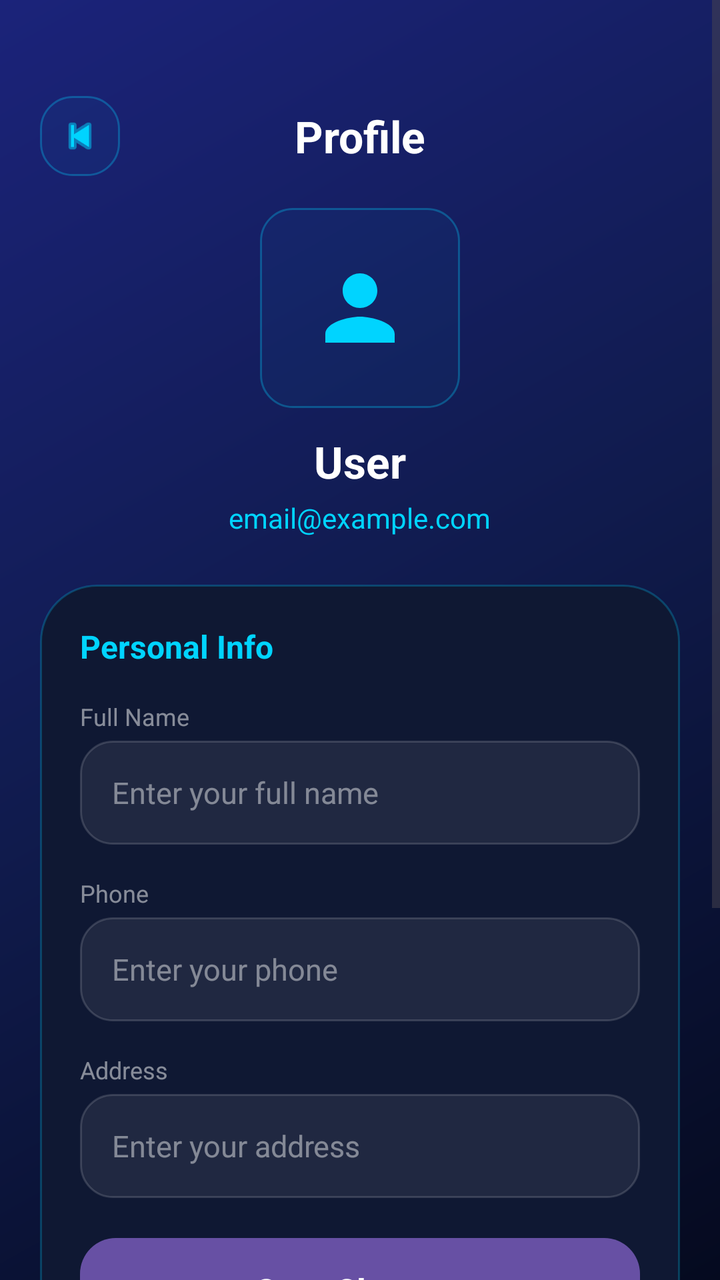
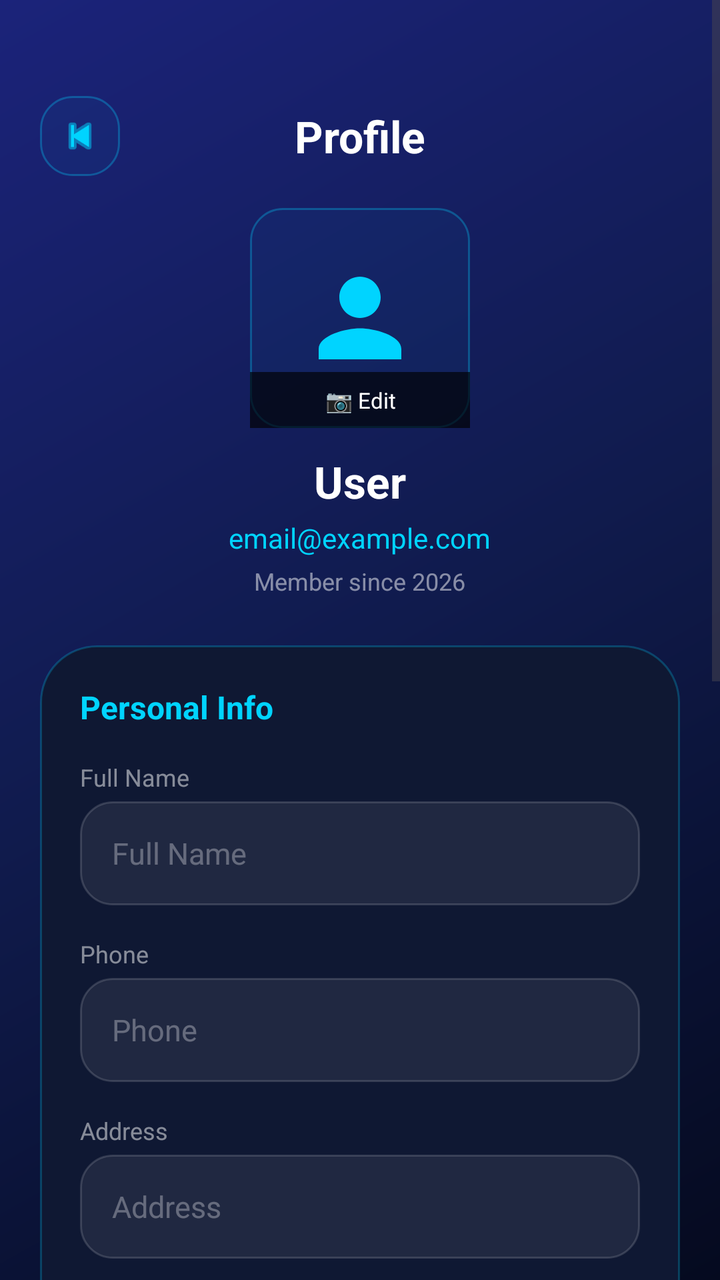

The first picture is an Android layout as it rendered before a commit; the second is the same layout after the commit. The layout source and the unified diff follow.
<!-- AndroidManifest.xml: application theme Theme.CompShop -->
<!-- res/layout/activity_profile.xml -->
<?xml version="1.0" encoding="utf-8"?>
<ScrollView xmlns:android="http://schemas.android.com/apk/res/android"
    xmlns:app="http://schemas.android.com/apk/res-auto"
    android:layout_width="match_parent"
    android:layout_height="match_parent"
    android:background="@drawable/gradient_bg">

    <LinearLayout
        android:layout_width="match_parent"
        android:layout_height="wrap_content"
        android:orientation="vertical"
        android:paddingBottom="32dp">

        
        <LinearLayout
            android:layout_width="match_parent"
            android:layout_height="wrap_content"
            android:orientation="horizontal"
            android:gravity="center_vertical"
            android:paddingStart="20dp"
            android:paddingEnd="20dp"
            android:paddingTop="48dp"
            android:paddingBottom="16dp">

            <ImageView
                android:id="@+id/btnBack"
                android:layout_width="40dp"
                android:layout_height="40dp"
                android:src="@android:drawable/ic_media_previous"
                app:tint="#00D4FF"
                android:background="@drawable/btn_social_neon"
                android:padding="8dp"
                android:clickable="true"
                android:focusable="true"/>

            <TextView
                android:layout_width="0dp"
                android:layout_height="wrap_content"
                android:layout_weight="1"
                android:text="Profile"
                android:textSize="22sp"
                android:textStyle="bold"
                android:textColor="#FFFFFF"
                android:gravity="center"/>

            <View
                android:layout_width="40dp"
                android:layout_height="40dp"/>

        </LinearLayout>

        
        <LinearLayout
            android:layout_width="match_parent"
            android:layout_height="wrap_content"
            android:orientation="vertical"
            android:gravity="center"
            android:layout_marginBottom="24dp">

            <FrameLayout
                android:layout_width="100dp"
                android:layout_height="100dp"
                android:layout_marginBottom="12dp">

                <ImageView
                    android:layout_width="100dp"
                    android:layout_height="100dp"
                    android:src="@drawable/ic_profile"
                    android:background="@drawable/btn_social_neon"
                    android:padding="24dp"
                    app:tint="#00D4FF"/>

            </FrameLayout>

            <TextView
                android:id="@+id/tvDisplayName"
                android:layout_width="wrap_content"
                android:layout_height="wrap_content"
                android:text="User"
                android:textSize="22sp"
                android:textStyle="bold"
                android:textColor="#FFFFFF"
                android:layout_marginBottom="4dp"/>

            <TextView
                android:id="@+id/tvEmail"
                android:layout_width="wrap_content"
                android:layout_height="wrap_content"
                android:text="email@example.com"
                android:textSize="14sp"
                android:textColor="#00D4FF"/>

        </LinearLayout>

        
        <LinearLayout
            android:layout_width="match_parent"
            android:layout_height="wrap_content"
            android:orientation="vertical"
            android:background="@drawable/card_glass_neon"
            android:layout_marginStart="20dp"
            android:layout_marginEnd="20dp"
            android:layout_marginBottom="16dp"
            android:padding="20dp">

            <TextView
                android:layout_width="wrap_content"
                android:layout_height="wrap_content"
                android:text="Personal Info"
                android:textSize="16sp"
                android:textStyle="bold"
                android:textColor="#00D4FF"
                android:layout_marginBottom="16dp"/>

            
            <TextView
                android:layout_width="wrap_content"
                android:layout_height="wrap_content"
                android:text="Full Name"
                android:textColor="#80FFFFFF"
                android:textSize="12sp"
                android:layout_marginBottom="4dp"/>

            <LinearLayout
                android:layout_width="match_parent"
                android:layout_height="52dp"
                android:orientation="horizontal"
                android:gravity="center_vertical"
                android:background="@drawable/input_neon"
                android:paddingStart="16dp"
                android:paddingEnd="16dp"
                android:layout_marginBottom="16dp">

                <EditText
                    android:id="@+id/etFullName"
                    android:layout_width="match_parent"
                    android:layout_height="match_parent"
                    android:hint="Enter your full name"
                    android:inputType="textPersonName"
                    android:textColor="#FFFFFF"
                    android:textColorHint="#73FFFFFF"
                    android:background="@android:color/transparent"
                    android:textSize="15sp"/>

            </LinearLayout>

            
            <TextView
                android:layout_width="wrap_content"
                android:layout_height="wrap_content"
                android:text="Phone"
                android:textColor="#80FFFFFF"
                android:textSize="12sp"
                android:layout_marginBottom="4dp"/>

            <LinearLayout
                android:layout_width="match_parent"
                android:layout_height="52dp"
                android:orientation="horizontal"
                android:gravity="center_vertical"
                android:background="@drawable/input_neon"
                android:paddingStart="16dp"
                android:paddingEnd="16dp"
                android:layout_marginBottom="16dp">

                <EditText
                    android:id="@+id/etPhone"
                    android:layout_width="match_parent"
                    android:layout_height="match_parent"
                    android:hint="Enter your phone"
                    android:inputType="phone"
                    android:textColor="#FFFFFF"
                    android:textColorHint="#73FFFFFF"
                    android:background="@android:color/transparent"
                    android:textSize="15sp"/>

            </LinearLayout>

            
            <TextView
                android:layout_width="wrap_content"
                android:layout_height="wrap_content"
                android:text="Address"
                android:textColor="#80FFFFFF"
                android:textSize="12sp"
                android:layout_marginBottom="4dp"/>

            <LinearLayout
                android:layout_width="match_parent"
                android:layout_height="52dp"
                android:orientation="horizontal"
                android:gravity="center_vertical"
                android:background="@drawable/input_neon"
                android:paddingStart="16dp"
                android:paddingEnd="16dp"
                android:layout_marginBottom="20dp">

                <EditText
                    android:id="@+id/etAddress"
                    android:layout_width="match_parent"
                    android:layout_height="match_parent"
                    android:hint="Enter your address"
                    android:inputType="textPostalAddress"
                    android:textColor="#FFFFFF"
                    android:textColorHint="#73FFFFFF"
                    android:background="@android:color/transparent"
                    android:textSize="15sp"/>

            </LinearLayout>

            
            <Button
                android:id="@+id/btnSave"
                android:layout_width="match_parent"
                android:layout_height="52dp"
                android:text="Save Changes"
                android:textSize="16sp"
                android:textStyle="bold"
                android:textColor="#FFFFFF"
                android:background="@drawable/btn_neon_gradient"
                android:stateListAnimator="@null"/>

        </LinearLayout>

        
        <LinearLayout
            android:layout_width="match_parent"
            android:layout_height="wrap_content"
            android:orientation="horizontal"
            android:background="@drawable/card_glass_neon"
            android:layout_marginStart="20dp"
            android:layout_marginEnd="20dp"
            android:layout_marginBottom="16dp"
            android:padding="20dp">

            <LinearLayout
                android:layout_width="0dp"
                android:layout_height="wrap_content"
                android:layout_weight="1"
                android:orientation="vertical"
                android:gravity="center">

                <TextView
                    android:id="@+id/tvOrderCount"
                    android:layout_width="wrap_content"
                    android:layout_height="wrap_content"
                    android:text="0"
                    android:textSize="28sp"
                    android:textStyle="bold"
                    android:textColor="#00E5FF"/>

                <TextView
                    android:layout_width="wrap_content"
                    android:layout_height="wrap_content"
                    android:text="Orders"
                    android:textSize="13sp"
                    android:textColor="#99FFFFFF"/>

            </LinearLayout>

            <View
                android:layout_width="1dp"
                android:layout_height="match_parent"
                android:background="#1A00D4FF"/>

            <LinearLayout
                android:layout_width="0dp"
                android:layout_height="wrap_content"
                android:layout_weight="1"
                android:orientation="vertical"
                android:gravity="center">

                <TextView
                    android:id="@+id/tvTotalSpent"
                    android:layout_width="wrap_content"
                    android:layout_height="wrap_content"
                    android:text="$0"
                    android:textSize="28sp"
                    android:textStyle="bold"
                    android:textColor="#00E5FF"/>

                <TextView
                    android:layout_width="wrap_content"
                    android:layout_height="wrap_content"
                    android:text="Total Spent"
                    android:textSize="13sp"
                    android:textColor="#99FFFFFF"/>

            </LinearLayout>

        </LinearLayout>

        
        <Button
            android:id="@+id/btnLogout"
            android:layout_width="match_parent"
            android:layout_height="52dp"
            android:text="Logout"
            android:textSize="16sp"
            android:textStyle="bold"
            android:textColor="#FF4081"
            android:background="@drawable/btn_social_neon"
            android:layout_marginStart="20dp"
            android:layout_marginEnd="20dp"
            android:stateListAnimator="@null"/>

    </LinearLayout>
</ScrollView>
<!-- resources referenced by this layout -->
<resources>
  <!-- drawable btn_neon_gradient (drawable) -->
  <?xml version="1.0" encoding="utf-8"?>
  <shape xmlns:android="http://schemas.android.com/apk/res/android"
      android:shape="rectangle">
      <gradient
          android:type="linear"
          android:angle="0"
          android:startColor="#00D4FF"
          android:centerColor="#7B2CFF"
          android:endColor="#FF3DF2"/>
      <corners android:radius="18dp"/>
  </shape>
  <!-- drawable btn_social_neon (drawable) -->
  <?xml version="1.0" encoding="utf-8"?>
  <shape xmlns:android="http://schemas.android.com/apk/res/android"
      android:shape="rectangle">
      <solid android:color="#0800D4FF"/>
      <stroke
          android:width="1dp"
          android:color="#4D00D4FF"/>
      <corners android:radius="16dp"/>
  </shape>
  <!-- drawable card_glass_neon (drawable) -->
  <?xml version="1.0" encoding="utf-8"?>
  <shape xmlns:android="http://schemas.android.com/apk/res/android"
      android:shape="rectangle">
      <solid android:color="#0F1833"/>
      <stroke
          android:width="1dp"
          android:color="#3D00D4FF"/>
      <corners android:radius="28dp"/>
  </shape>
  <!-- drawable gradient_bg (drawable) -->
  <?xml version="1.0" encoding="utf-8"?>
  <shape xmlns:android="http://schemas.android.com/apk/res/android">
      <gradient
          android:type="linear"
          android:angle="135"
          android:startColor="#050A1F"
          android:centerColor="#101B4D"
          android:endColor="#1B237A"/>
  </shape>
  <!-- drawable ic_profile (drawable) -->
  <?xml version="1.0" encoding="utf-8"?>
  <vector xmlns:android="http://schemas.android.com/apk/res/android"
      android:width="24dp"
      android:height="24dp"
      android:viewportWidth="24"
      android:viewportHeight="24">
      <path
          android:fillColor="#FFFFFF"
          android:pathData="M12,12c2.21,0 4,-1.79 4,-4s-1.79,-4 -4,-4 -4,1.79 -4,4 1.79,4 4,4zM12,14c-2.67,0 -8,1.34 -8,4v2h16v-2c0,-2.66 -5.33,-4 -8,-4z"/>
  </vector>
  <!-- drawable input_neon (drawable) -->
  <?xml version="1.0" encoding="utf-8"?>
  <shape xmlns:android="http://schemas.android.com/apk/res/android"
      android:shape="rectangle">
      <solid android:color="#12FFFFFF"/>
      <stroke
          android:width="1dp"
          android:color="#26FFFFFF"/>
      <corners android:radius="16dp"/>
  </shape>
  <style name="Theme.CompShop" parent="Base.Theme.CompShop" />
  <style name="Base.Theme.CompShop" parent="Theme.Material3.DayNight.NoActionBar">
          
          
      </style>
</resources>

<!-- the commit's change to res/layout/activity_profile.xml (unified diff, before → after) -->
@@ -37,7 +37,7 @@
                 android:layout_width="0dp"
                 android:layout_height="wrap_content"
                 android:layout_weight="1"
-                android:text="Profile"
+                android:text="@string/profile"
                 android:textSize="22sp"
                 android:textStyle="bold"
                 android:textColor="#FFFFFF"
@@ -58,17 +58,32 @@
             android:layout_marginBottom="24dp">
 
             <FrameLayout
-                android:layout_width="100dp"
-                android:layout_height="100dp"
-                android:layout_marginBottom="12dp">
+                android:layout_width="110dp"
+                android:layout_height="110dp"
+                android:layout_marginBottom="12dp"
+                android:clickable="true"
+                android:focusable="true"
+                android:id="@+id/layoutAvatar">
 
                 <ImageView
-                    android:layout_width="100dp"
-                    android:layout_height="100dp"
+                    android:id="@+id/ivAvatar"
+                    android:layout_width="110dp"
+                    android:layout_height="110dp"
                     android:src="@drawable/ic_profile"
                     android:background="@drawable/btn_social_neon"
                     android:padding="24dp"
+                    android:scaleType="centerCrop"
                     app:tint="#00D4FF"/>
+
+                <TextView
+                    android:layout_width="match_parent"
+                    android:layout_height="28dp"
+                    android:layout_gravity="bottom"
+                    android:background="#AA000000"
+                    android:gravity="center"
+                    android:text="📷 Edit"
+                    android:textColor="#FFFFFF"
+                    android:textSize="11sp"/>
 
             </FrameLayout>
 
@@ -88,7 +103,16 @@
                 android:layout_height="wrap_content"
                 android:text="email@example.com"
                 android:textSize="14sp"
-                android:textColor="#00D4FF"/>
+                android:textColor="#00D4FF"
+                android:layout_marginBottom="4dp"/>
+
+            <TextView
+                android:id="@+id/tvMemberSince"
+                android:layout_width="wrap_content"
+                android:layout_height="wrap_content"
+                android:text="Member since 2026"
+                android:textSize="12sp"
+                android:textColor="#80FFFFFF"/>
 
         </LinearLayout>
 
@@ -106,7 +130,7 @@
             <TextView
                 android:layout_width="wrap_content"
                 android:layout_height="wrap_content"
-                android:text="Personal Info"
+                android:text="@string/personal_info"
                 android:textSize="16sp"
                 android:textStyle="bold"
                 android:textColor="#00D4FF"
@@ -116,7 +140,7 @@
             <TextView
                 android:layout_width="wrap_content"
                 android:layout_height="wrap_content"
-                android:text="Full Name"
+                android:text="@string/full_name"
                 android:textColor="#80FFFFFF"
                 android:textSize="12sp"
                 android:layout_marginBottom="4dp"/>
@@ -132,23 +156,24 @@
                 android:layout_marginBottom="16dp">
 
                 <EditText
+                    android:enabled="false"
+                    android:alpha="0.7"
                     android:id="@+id/etFullName"
                     android:layout_width="match_parent"
                     android:layout_height="match_parent"
-                    android:hint="Enter your full name"
+                    android:hint="@string/full_name"
                     android:inputType="textPersonName"
                     android:textColor="#FFFFFF"
                     android:textColorHint="#73FFFFFF"
                     android:background="@android:color/transparent"
                     android:textSize="15sp"/>
-
-            </LinearLayout>
-
-            
-            <TextView
-                android:layout_width="wrap_content"
-                android:layout_height="wrap_content"
-                android:text="Phone"
+            </LinearLayout>
+
+            
+            <TextView
+                android:layout_width="wrap_content"
+                android:layout_height="wrap_content"
+                android:text="@string/phone"
                 android:textColor="#80FFFFFF"
                 android:textSize="12sp"
                 android:layout_marginBottom="4dp"/>
@@ -164,10 +189,12 @@
                 android:layout_marginBottom="16dp">
 
                 <EditText
+                    android:enabled="false"
+                    android:alpha="0.7"
                     android:id="@+id/etPhone"
                     android:layout_width="match_parent"
                     android:layout_height="match_parent"
-                    android:hint="Enter your phone"
+                    android:hint="@string/phone"
                     android:inputType="phone"
                     android:textColor="#FFFFFF"
                     android:textColorHint="#73FFFFFF"
@@ -180,7 +207,7 @@
             <TextView
                 android:layout_width="wrap_content"
                 android:layout_height="wrap_content"
-                android:text="Address"
+                android:text="@string/address"
                 android:textColor="#80FFFFFF"
                 android:textSize="12sp"
                 android:layout_marginBottom="4dp"/>
@@ -196,10 +223,12 @@
                 android:layout_marginBottom="20dp">
 
                 <EditText
+                    android:enabled="false"
+                    android:alpha="0.7"
                     android:id="@+id/etAddress"
                     android:layout_width="match_parent"
                     android:layout_height="match_parent"
-                    android:hint="Enter your address"
+                    android:hint="@string/address"
                     android:inputType="textPostalAddress"
                     android:textColor="#FFFFFF"
                     android:textColorHint="#73FFFFFF"
@@ -209,17 +238,38 @@
             </LinearLayout>
 
             
-            <Button
-                android:id="@+id/btnSave"
-                android:layout_width="match_parent"
-                android:layout_height="52dp"
-                android:text="Save Changes"
-                android:textSize="16sp"
-                android:textStyle="bold"
-                android:textColor="#FFFFFF"
-                android:background="@drawable/btn_neon_gradient"
-                android:stateListAnimator="@null"/>
-
+            <LinearLayout
+                android:layout_width="match_parent"
+                android:layout_height="wrap_content"
+                android:orientation="horizontal">
+
+                <Button
+                    android:id="@+id/btnEdit"
+                    android:layout_width="0dp"
+                    android:layout_height="52dp"
+                    android:layout_weight="1"
+                    android:text="@string/edit_profile"
+                    android:textSize="15sp"
+                    android:textStyle="bold"
+                    android:textColor="#00D4FF"
+                    android:background="@drawable/btn_social_neon"
+                    android:layout_marginEnd="8dp"
+                    android:stateListAnimator="@null"/>
+
+                <Button
+                    android:id="@+id/btnSave"
+                    android:layout_width="0dp"
+                    android:layout_height="52dp"
+                    android:layout_weight="1"
+                    android:text="@string/save"
+                    android:textSize="15sp"
+                    android:textStyle="bold"
+                    android:textColor="#FFFFFF"
+                    android:background="@drawable/btn_neon_gradient"
+                    android:visibility="gone"
+                    android:stateListAnimator="@null"/>
+
+            </LinearLayout>
         </LinearLayout>
 
         
@@ -252,7 +302,7 @@
                 <TextView
                     android:layout_width="wrap_content"
                     android:layout_height="wrap_content"
-                    android:text="Orders"
+                    android:text="@string/orders_stat"
                     android:textSize="13sp"
                     android:textColor="#99FFFFFF"/>
 
@@ -282,7 +332,7 @@
                 <TextView
                     android:layout_width="wrap_content"
                     android:layout_height="wrap_content"
-                    android:text="Total Spent"
+                    android:text="@string/total_spent"
                     android:textSize="13sp"
                     android:textColor="#99FFFFFF"/>
 
@@ -291,11 +341,142 @@
         </LinearLayout>
 
         
+        <LinearLayout
+            android:layout_width="match_parent"
+            android:layout_height="wrap_content"
+            android:orientation="vertical"
+            android:background="@drawable/card_glass_neon"
+            android:layout_marginStart="20dp"
+            android:layout_marginEnd="20dp"
+            android:layout_marginBottom="16dp"
+            android:padding="20dp">
+
+            <TextView
+                android:layout_width="wrap_content"
+                android:layout_height="wrap_content"
+                android:text="@string/settings_title"
+                android:textSize="16sp"
+                android:textStyle="bold"
+                android:textColor="#00D4FF"
+                android:layout_marginBottom="16dp"/>
+
+            
+            <LinearLayout
+                android:id="@+id/layoutChangePassword"
+                android:layout_width="match_parent"
+                android:layout_height="52dp"
+                android:orientation="horizontal"
+                android:gravity="center_vertical"
+                android:background="@drawable/btn_social_neon"
+                android:paddingStart="16dp"
+                android:paddingEnd="16dp"
+                android:layout_marginBottom="10dp"
+                android:clickable="true"
+                android:focusable="true">
+
+                <TextView
+                    android:layout_width="0dp"
+                    android:layout_height="wrap_content"
+                    android:layout_weight="1"
+                    android:text="@string/change_password"
+                    android:textColor="#FFFFFF"
+                    android:textSize="14sp"/>
+
+                <TextView
+                    android:layout_width="wrap_content"
+                    android:layout_height="wrap_content"
+                    android:text="›"
+                    android:textColor="#00D4FF"
+                    android:textSize="20sp"/>
+
+            </LinearLayout>
+
+            
+            <LinearLayout
+                android:layout_width="match_parent"
+                android:layout_height="52dp"
+                android:orientation="horizontal"
+                android:gravity="center_vertical"
+                android:background="@drawable/btn_social_neon"
+                android:paddingStart="16dp"
+                android:paddingEnd="16dp"
+                android:layout_marginBottom="10dp">
+
+                <TextView
+                    android:layout_width="0dp"
+                    android:layout_height="wrap_content"
+                    android:layout_weight="1"
+                    android:text="@string/language_switch"
+                    android:textColor="#FFFFFF"
+                    android:textSize="14sp"/>
+
+                <TextView
+                    android:id="@+id/btnLanguageEN"
+                    android:layout_width="wrap_content"
+                    android:layout_height="32dp"
+                    android:text="EN"
+                    android:textColor="#FFFFFF"
+                    android:textSize="12sp"
+                    android:textStyle="bold"
+                    android:gravity="center"
+                    android:paddingStart="10dp"
+                    android:paddingEnd="10dp"
+                    android:background="@drawable/btn_neon_gradient"
+                    android:layout_marginEnd="8dp"
+                    android:clickable="true"
+                    android:focusable="true"/>
+
+                <TextView
+                    android:id="@+id/btnLanguageMK"
+                    android:layout_width="wrap_content"
+                    android:layout_height="32dp"
+                    android:text="MK"
+                    android:textColor="#00D4FF"
+                    android:textSize="12sp"
+                    android:textStyle="bold"
+                    android:gravity="center"
+                    android:paddingStart="10dp"
+                    android:paddingEnd="10dp"
+                    android:background="@drawable/btn_social_neon"
+                    android:clickable="true"
+                    android:focusable="true"/>
+
+            </LinearLayout>
+
+            
+            <LinearLayout
+                android:layout_width="match_parent"
+                android:layout_height="52dp"
+                android:orientation="horizontal"
+                android:gravity="center_vertical"
+                android:background="@drawable/btn_social_neon"
+                android:paddingStart="16dp"
+                android:paddingEnd="16dp">
+
+                <TextView
+                    android:layout_width="0dp"
+                    android:layout_height="wrap_content"
+                    android:layout_weight="1"
+                    android:text="@string/dark_mode"
+                    android:textColor="#FFFFFF"
+                    android:textSize="14sp"/>
+
+                <androidx.appcompat.widget.SwitchCompat
+                    android:id="@+id/switchDarkMode"
+                    android:layout_width="wrap_content"
+                    android:layout_height="wrap_content"
+                    android:checked="true"/>
+
+            </LinearLayout>
+
+        </LinearLayout>
+
+        
         <Button
             android:id="@+id/btnLogout"
             android:layout_width="match_parent"
             android:layout_height="52dp"
-            android:text="Logout"
+            android:text="@string/logout"
             android:textSize="16sp"
             android:textStyle="bold"
             android:textColor="#FF4081"
<!-- resource entries referenced after the edit -->
@@ -63,6 +63,20 @@
           android:color="#26FFFFFF"/>
       <corners android:radius="16dp"/>
   </shape>
+  <string name="address">Address</string>
+  <string name="change_password">🔒 Change Password</string>
+  <string name="dark_mode">🌙 Dark Mode</string>
+  <string name="edit_profile">Edit Profile</string>
+  <string name="full_name">Full Name</string>
+  <string name="language_switch">🌐 Language</string>
+  <string name="logout">Logout</string>
+  <string name="orders_stat">Orders</string>
+  <string name="personal_info">Personal Info</string>
+  <string name="phone">Phone</string>
+  <string name="profile">Profile</string>
+  <string name="save">Save</string>
+  <string name="settings_title">Settings</string>
+  <string name="total_spent">Total Spent</string>
   <style name="Theme.CompShop" parent="Base.Theme.CompShop" />
   <style name="Base.Theme.CompShop" parent="Theme.Material3.DayNight.NoActionBar">
           
